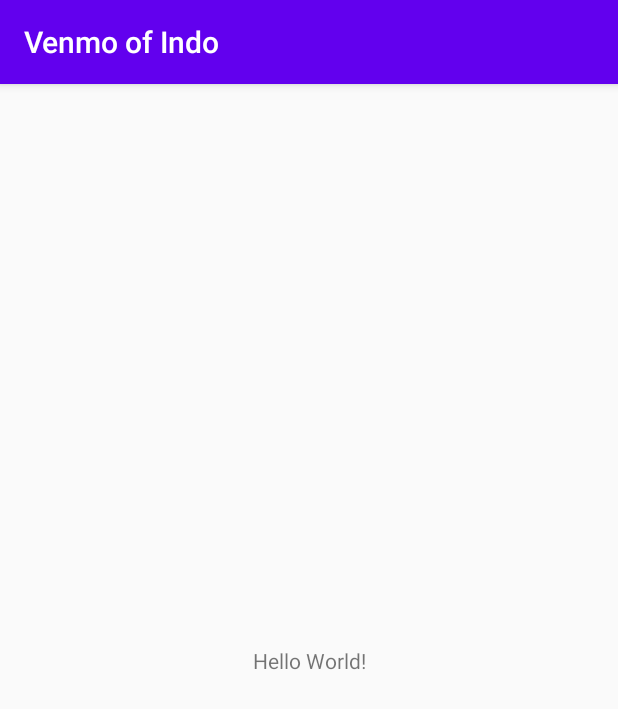
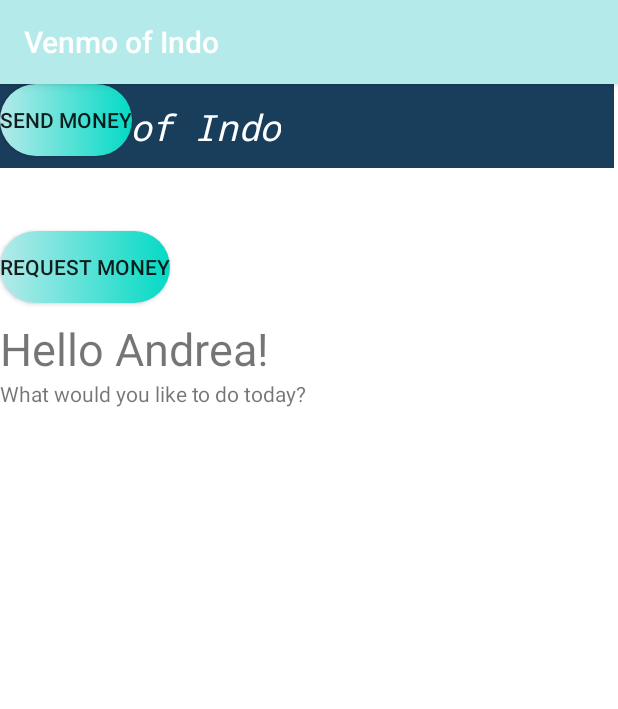
Before and after one commit to Xuzii/Payment_App, an Android app: the screen it shows after launch (MainActivity), on a phone screen of 412 x 824 dp. Shown: the top 709 px of the screen. Run offline under Robolectric (Android 15) with nearby library versions, the phone set to English and light mode, and no system bars.

Commit message:
some layouts

```diff
--- a/app/build.gradle
+++ b/app/build.gradle
@@ -26,6 +26,7 @@
     implementation fileTree(dir: "libs", include: ["*.jar"])
     implementation 'androidx.appcompat:appcompat:1.1.0'
     implementation 'androidx.constraintlayout:constraintlayout:1.1.3'
+    implementation 'com.google.android.material:material:1.2.0'
     testImplementation 'junit:junit:4.12'
     androidTestImplementation 'androidx.test.ext:junit:1.1.1'
     androidTestImplementation 'androidx.test.espresso:espresso-core:3.2.0'
--- /dev/null
+++ b/app/src/main/res/drawable/login_container.xml
@@ -0,0 +1,6 @@
+<?xml version="1.0" encoding="utf-8"?>
+<shape xmlns:android="http://schemas.android.com/apk/res/android">
+    <corners android:radius="24dp" />
+    <!--    <solid android:color="@color/colorAccent" />-->
+    <solid android:color="@color/white"/>
+</shape>
--- /dev/null
+++ b/app/src/main/res/drawable/rounded_corners.xml
@@ -0,0 +1,8 @@
+<?xml version="1.0" encoding="utf-8"?>
+<shape xmlns:android="http://schemas.android.com/apk/res/android">
+    <corners android:radius="24dp" />
+<!--    <solid android:color="@color/colorAccent" />-->
+    <gradient android:startColor="@color/colorPrimary"
+              android:endColor="@color/colorAccent"
+              android:angle="0"></gradient>
+</shape>
--- /dev/null
+++ b/app/src/main/res/drawable/rounded_edges.xml
@@ -0,0 +1,4 @@
+<?xml version="1.0" encoding="utf-8"?>
+<shape xmlns:android="http://schemas.android.com/apk/res/android">
+    <corners android:radius="24dp" />
+</shape>
--- a/app/src/main/res/layout/activity_main.xml
+++ b/app/src/main/res/layout/activity_main.xml
@@ -4,15 +4,83 @@
     xmlns:tools="http://schemas.android.com/tools"
     android:layout_width="match_parent"
     android:layout_height="match_parent"
+    android:background="#FFFFFF"
     tools:context=".MainActivity">
 
+    <Button
+        android:id="@+id/SendMoney"
+        android:layout_width="0dp"
+        android:layout_height="wrap_content"
+        android:layout_marginStart="40dp"
+        android:layout_marginEnd="40dp"
+        android:background="@drawable/rounded_corners"
+        android:shadowColor="#687577"
+        android:text="Send Money"
+        app:layout_constraintEnd_toEndOf="parent"
+        app:layout_constraintStart_toStartOf="parent"
+        tools:layout_editor_absoluteY="282dp" />
+
+    <Button
+        android:id="@+id/RequestMoney"
+        android:layout_width="0dp"
+        android:layout_height="wrap_content"
+        android:layout_marginStart="40dp"
+        android:layout_marginTop="50dp"
+        android:layout_marginEnd="40dp"
+        android:background="@drawable/rounded_corners"
+        android:shadowColor="#687577"
+        android:text="Request Money"
+        app:layout_constraintEnd_toEndOf="parent"
+        app:layout_constraintStart_toStartOf="parent"
+        app:layout_constraintTop_toBottomOf="@+id/SendMoney" />
+
+    <androidx.appcompat.widget.Toolbar
+        android:id="@+id/toolbar"
+        android:layout_width="409dp"
+        android:layout_height="wrap_content"
+        android:background="#193E5C"
+        android:minHeight="?attr/actionBarSize"
+        android:theme="?attr/actionBarTheme"
+        app:layout_constrainStart_toStartOf="parent"
+        app:layout_constraintEnd_toEndOf="parent"
+        app:layout_constraintStart_toStartOf="parent"
+        app:layout_constraintTop_toTopOf="parent" />
+
     <TextView
+        android:id="@+id/Logo"
         android:layout_width="wrap_content"
         android:layout_height="wrap_content"
-        android:text="Hello World!"
-        app:layout_constraintBottom_toBottomOf="parent"
-        app:layout_constraintLeft_toLeftOf="parent"
-        app:layout_constraintRight_toRightOf="parent"
-        app:layout_constraintTop_toTopOf="parent" />
+        android:layout_marginStart="1dp"
+        android:fontFamily="monospace"
+        android:text="Venmo of Indo"
+        android:textAppearance="@style/TextAppearance.AppCompat.Medium"
+        android:textColor="#FFFFFF"
+        android:textSize="24sp"
+        android:textStyle="italic"
+        app:layout_constrainStart_toStartOf="@+id/toolbar"
+        app:layout_constraintBottom_toBottomOf="@+id/toolbar"
+        app:layout_constraintEnd_toEndOf="@+id/toolbar"
+        app:layout_constraintStart_toStartOf="@+id/toolbar"
+        app:layout_constraintTop_toTopOf="@+id/toolbar" />
+
+    <TextView
+        android:id="@+id/greeting"
+        android:layout_width="wrap_content"
+        android:layout_height="wrap_content"
+        android:layout_marginTop="100dp"
+        android:text="Hello Andrea!"
+        android:textSize="30sp"
+        app:layout_constraintEnd_toEndOf="parent"
+        app:layout_constraintStart_toStartOf="parent"
+        app:layout_constraintTop_toBottomOf="@+id/toolbar" />
+
+    <TextView
+        android:id="@+id/textView4"
+        android:layout_width="wrap_content"
+        android:layout_height="wrap_content"
+        android:text="What would you like to do today?"
+        app:layout_constraintEnd_toEndOf="parent"
+        app:layout_constraintStart_toStartOf="parent"
+        app:layout_constraintTop_toBottomOf="@+id/greeting" />
 
 </androidx.constraintlayout.widget.ConstraintLayout>
--- a/app/src/main/res/values/colors.xml
+++ b/app/src/main/res/values/colors.xml
@@ -1,6 +1,7 @@
 <?xml version="1.0" encoding="utf-8"?>
 <resources>
-    <color name="colorPrimary">#6200EE</color>
+    <color name="colorPrimary">#B5EAEA</color>
     <color name="colorPrimaryDark">#3700B3</color>
     <color name="colorAccent">#03DAC5</color>
+    <color name="white">#FFFFFF</color>
 </resources>
```
Also changed, not shown: app/src/main/res/drawable/gradient_background.xml (added, +7 -0 lines), app/src/main/res/drawable/side_nav_bar.xml (added, +11 -0 lines), app/src/main/res/layout/app_bar_main.xml (added, +22 -0 lines), app/src/main/res/layout/login_page.xml (added, +103 -0 lines), app/src/main/res/layout/nav_bar.xml (added, +26 -0 lines), app/src/main/res/layout/nav_header_main.xml (added, +36 -0 lines).
